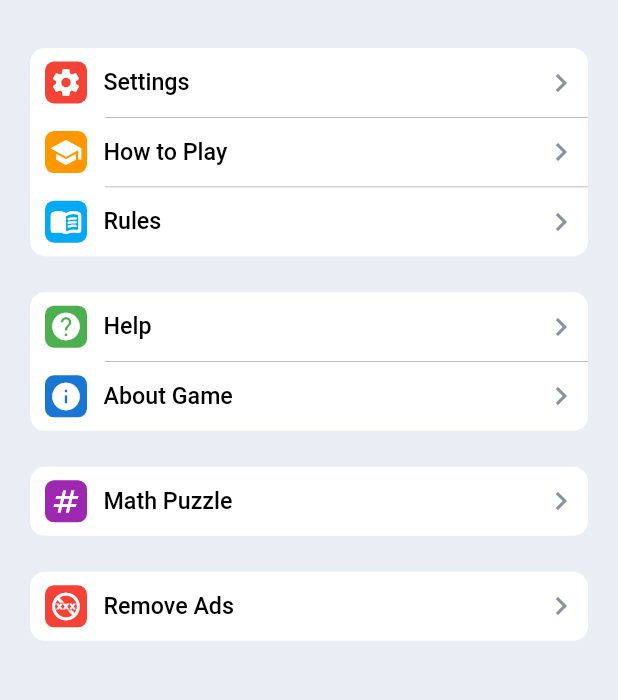
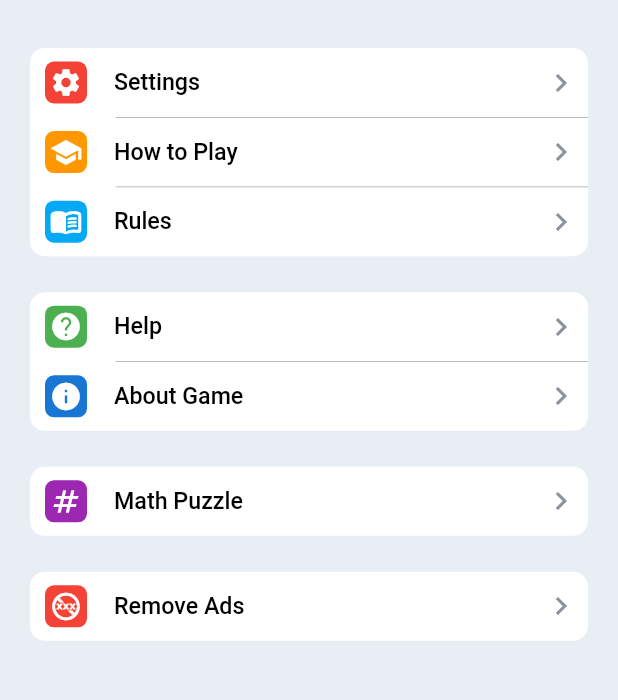
Before and after one commit to recepsenoglu/Flutter_Sudoku, a Flutter app: the OptionsScreen screen opened by its route, on a phone screen of 412 x 824 dp, the part 75-775 px from its top. Run offline on Flutter 3.47's test engine with Material 2 defaults, Android fonts, the phone set to English and light mode, and no system bars; our stand-ins replace shared_preferences; accounts and stored records are empty.

Commit message:
group widget divider margin fixed

```diff
--- a/lib/widgets/option_widgets/option_group_widget.dart
+++ b/lib/widgets/option_widgets/option_group_widget.dart
@@ -47,7 +47,7 @@ class OptionGroup extends StatelessWidget {
                       child: Container(
                         height: 0.4,
                         width: double.infinity,
-                        margin: EdgeInsets.only(left: fullDivider ? 16 : 50),
+                        margin: EdgeInsets.only(left: fullDivider ? 16 : 57),
                         color: AppColors.greyColor,
                       ),
                     ),
--- a/lib/widgets/option_widgets/option_widget.dart
+++ b/lib/widgets/option_widgets/option_widget.dart
@@ -43,7 +43,7 @@ class OptionWidget extends StatelessWidget {
                 ),
               ),
             ),
-            const SizedBox(width: 11),
+            const SizedBox(width: 18),
             Text(
               title,
               style: AppTextStyles.optionButtonTitle,
```
